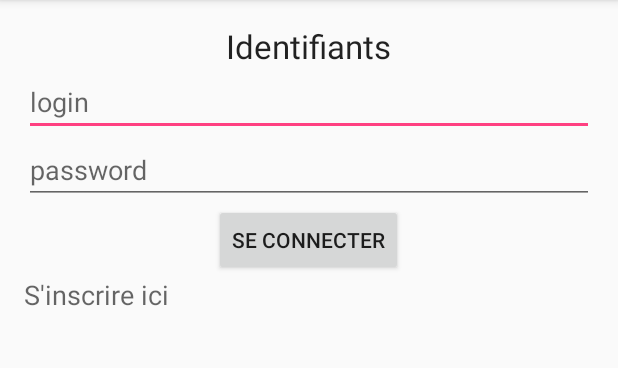
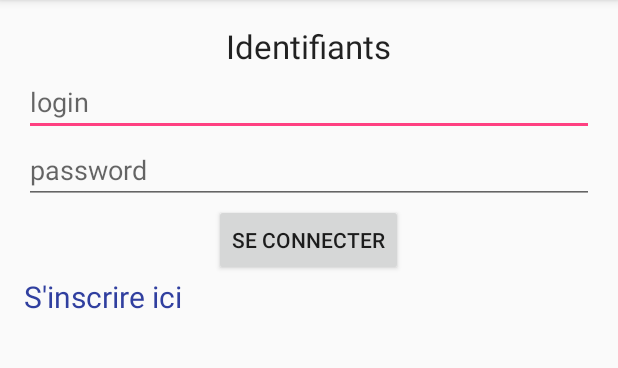
Before and after one commit to FontanyLegall-Brandon/Salt, an Android app: the screen it shows after launch (Menu), on a phone screen of 412 x 824 dp, the part 84-452 px from its top. Run offline under Robolectric (Android 15) with nearby library versions, the phone set to English and light mode, and no system bars; libraries missing offline, so code that uses them is left out: io.socket.client; 3 statements that could not run were skipped.

```diff
--- a/android/ProjetL3/app/src/main/res/layout/activity_menu.xml
+++ b/android/ProjetL3/app/src/main/res/layout/activity_menu.xml
@@ -50,6 +50,8 @@
         android:layout_height="wrap_content"
         android:text="S'inscrire ici"
         android:textAppearance="@style/TextAppearance.AppCompat.Medium"
+        android:textColor="@color/colorPrimaryDark"
+        android:textSize="20sp"
         android:visibility="visible" />
 
 </LinearLayout>
--- a/android/ProjetL3/app/src/main/res/values/colors.xml
+++ b/android/ProjetL3/app/src/main/res/values/colors.xml
@@ -1,6 +1,6 @@
 <?xml version="1.0" encoding="utf-8"?>
 <resources>
     <color name="colorPrimary">#3F51B5</color>
-    <color name="colorPrimaryDark">#303F9F</color>
+    <color name="colorPrimaryDark">#303f9f</color>
     <color name="colorAccent">#FF4081</color>
 </resources>
```
Also changed, not shown: 1 other file.
